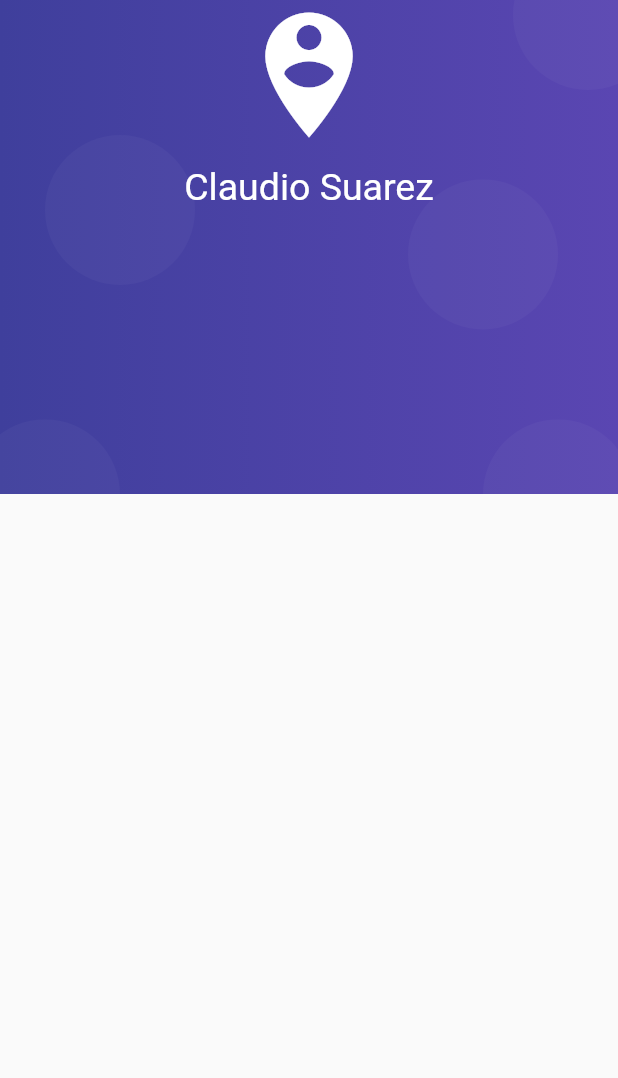
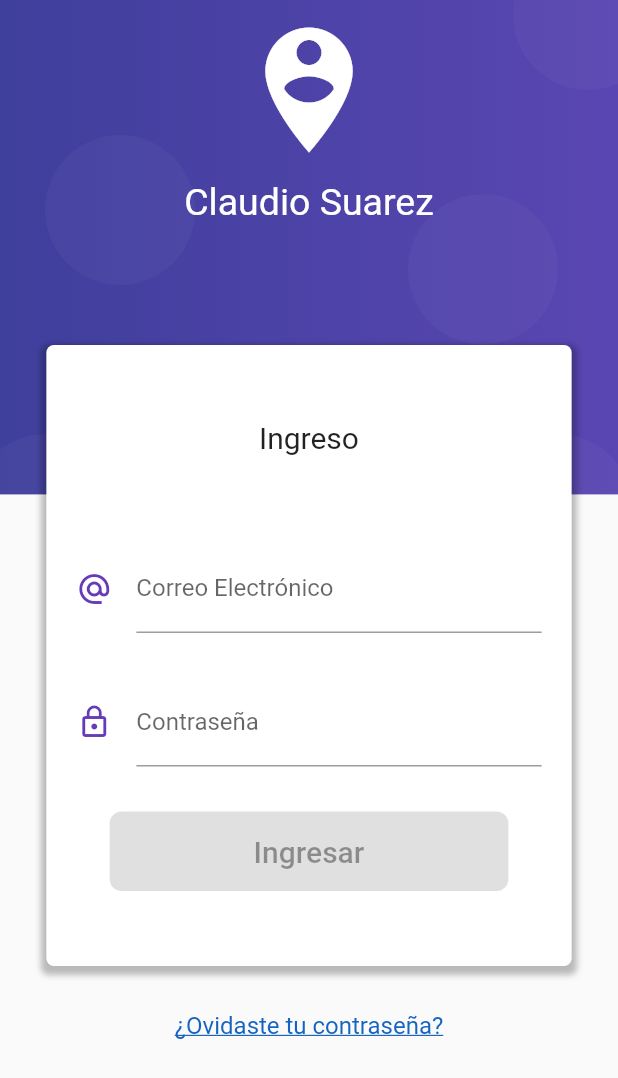
Before and after one commit to csuarez689/FlutterExamples, a Flutter app: the screen it shows after launch, on a phone screen of 412 x 824 dp. Shown: the top 1078 px of the screen. Run offline on Flutter 3.47's test engine with Material 2 defaults, Android fonts, the phone set to English and light mode, and no system bars; our stand-ins replace flutter_swiper, rxdart, shared_preferences, sqflite; missing offline and left inert: barcode_scan2, mapbox_gl; accounts and stored records are empty.

Commit message:
added bloc and streams

```diff
--- /dev/null
+++ b/bloc_forms_validation/lib/blocs/login_bloc.dart
@@ -0,0 +1,28 @@
+import 'dart:async';
+import 'package:flutter/foundation.dart';
+import 'package:rxdart/rxdart.dart';
+
+import 'package:bloc_forms_validation/blocs/validators.dart';
+
+class LoginBloc with LoginValidators {
+  final _emailController = BehaviorSubject<String>();
+  final _passwordController = BehaviorSubject<String>();
+
+  //insertar valores al stream
+  Function(String) get changeEmail => _emailController.sink.add;
+  Function(String) get changePassword => _passwordController.sink.add;
+
+  Stream<bool> get validFormStream =>
+      CombineLatestStream([emailStream, passwordStream], (e) => true);
+
+  //recuperar los datos del strema
+
+  Stream<String> get emailStream => _emailController.stream.transform(vEmail);
+  Stream<String> get passwordStream =>
+      _passwordController.stream.transform(vPassword);
+
+  dispose() {
+    _emailController?.close();
+    _passwordController?.close();
+  }
+}
--- /dev/null
+++ b/bloc_forms_validation/lib/blocs/provider.dart
@@ -0,0 +1,15 @@
+import 'package:bloc_forms_validation/blocs/login_bloc.dart';
+import 'package:flutter/material.dart';
+
+class Provider extends InheritedWidget {
+  final loginBloc = LoginBloc();
+
+  Provider({Key key, @required Widget child}) : super(key: key, child: child);
+
+  @override
+  bool updateShouldNotify(covariant InheritedWidget oldWidget) => true;
+
+  static LoginBloc of(BuildContext context) {
+    return context.dependOnInheritedWidgetOfExactType<Provider>()?.loginBloc;
+  }
+}
--- /dev/null
+++ b/bloc_forms_validation/lib/blocs/validators.dart
@@ -0,0 +1,18 @@
+import 'dart:async';
+
+class LoginValidators {
+  final vPassword = StreamTransformer<String, String>.fromHandlers(
+      handleData: (password, sink) => (password.length >= 6)
+          ? sink.add(password)
+          : sink.addError('Ingrese más de 6 caracteres'));
+
+  final vEmail =
+      StreamTransformer<String, String>.fromHandlers(handleData: (email, sink) {
+    Pattern pattern =
+        r'^(([^<>()[\]\\.,;:\s@\"]+(\.[^<>()[\]\\.,;:\s@\"]+)*)|(\".+\"))@((\[[0-9]{1,3}\.[0-9]{1,3}\.[0-9]{1,3}\.[0-9]{1,3}\])|(([a-zA-Z\-0-9]+\.)+[a-zA-Z]{2,}))$';
+    RegExp regExp = new RegExp(pattern);
+    return regExp.hasMatch(email)
+        ? sink.add(email)
+        : sink.addError('Correo electrónico invalido');
+  });
+}
--- a/bloc_forms_validation/lib/main.dart
+++ b/bloc_forms_validation/lib/main.dart
@@ -1,3 +1,4 @@
+import 'package:bloc_forms_validation/blocs/provider.dart';
 import 'package:bloc_forms_validation/pages/login_page.dart';
 import 'package:bloc_forms_validation/routes/custom_router.dart';
 import 'package:flutter/material.dart';
@@ -7,11 +8,15 @@ void main() => runApp(MyApp());
 class MyApp extends StatelessWidget {
   @override
   Widget build(BuildContext context) {
-    return MaterialApp(
-      debugShowCheckedModeBanner: false,
-      title: 'Forms Validations',
-      onGenerateRoute: CustomRouter.generateRoute,
-      initialRoute: LoginPage.routeName,
+    return Provider(
+      child: MaterialApp(
+        theme: ThemeData(
+            primaryColor: Colors.deepPurple, accentColor: Colors.blue[800]),
+        debugShowCheckedModeBanner: false,
+        title: 'Forms Validations',
+        onGenerateRoute: CustomRouter.generateRoute,
+        initialRoute: LoginPage.routeName,
+      ),
     );
   }
 }
--- a/bloc_forms_validation/lib/pages/home_page.dart
+++ b/bloc_forms_validation/lib/pages/home_page.dart
@@ -13,9 +13,6 @@ class HomePage extends StatelessWidget {
       body: Center(
         child: Text('Home Page'),
       ),
-      floatingActionButton: FloatingActionButton(
-        child: Icon(Icons.add),
-      ),
     );
   }
 }
--- a/bloc_forms_validation/lib/pages/login_page.dart
+++ b/bloc_forms_validation/lib/pages/login_page.dart
@@ -1,3 +1,6 @@
+import 'package:bloc_forms_validation/blocs/provider.dart';
+import 'package:bloc_forms_validation/widgets/stream_elevated_button.dart';
+import 'package:bloc_forms_validation/widgets/stream_input_form.dart';
 import 'package:bloc_forms_validation/widgets/stack_background_header.dart';
 import 'package:flutter/material.dart';
 
@@ -12,6 +15,7 @@ class LoginPage extends StatelessWidget {
           StackBackgroundHeader(
             additionalWidgets: [_personIcon(context)],
           ),
+          _loginForm(context),
         ],
       ),
     );
@@ -21,6 +25,7 @@ class LoginPage extends StatelessWidget {
     final size = MediaQuery.of(context).size;
     return SafeArea(
       child: Container(
+        margin: EdgeInsets.only(top: 10.0),
         height: size.height * 0.4,
         width: double.infinity,
         child: Column(
@@ -36,4 +41,76 @@ class LoginPage extends StatelessWidget {
       ),
     );
   }
+
+  Widget _loginForm(BuildContext context) {
+    final bloc = Provider.of(context);
+    final size = MediaQuery.of(context).size;
+
+    return SingleChildScrollView(
+      child: Column(
+        children: [
+          SafeArea(
+            child: Container(
+              height: 200.0,
+            ),
+          ),
+          Container(
+            width: size.width * 0.85,
+            padding: EdgeInsets.symmetric(vertical: 50.0),
+            margin: EdgeInsets.symmetric(vertical: 30.0),
+            decoration: BoxDecoration(
+                color: Colors.white,
+                borderRadius: BorderRadius.circular(5.0),
+                boxShadow: <BoxShadow>[
+                  BoxShadow(
+                      color: Colors.black26,
+                      blurRadius: 3.0,
+                      offset: Offset(0.0, 3.0),
+                      spreadRadius: 3.0)
+                ]),
+            child: Column(
+              mainAxisAlignment: MainAxisAlignment.center,
+              children: [
+                Text('Ingreso', style: TextStyle(fontSize: 20.0)),
+                SizedBox(height: 60.0),
+                StreamInputForm(
+                  stream: bloc.emailStream,
+                  labelText: 'Correo Electrónico',
+                  icon: Icons.alternate_email,
+                  hintText: 'ejemplo@correo.com',
+                  keyboardType: TextInputType.emailAddress,
+                  onChanged: bloc.changeEmail,
+                ),
+                SizedBox(height: 30.0),
+                StreamInputForm(
+                  stream: bloc.passwordStream,
+                  labelText: 'Contraseña',
+                  icon: Icons.lock_outline,
+                  obscureText: true,
+                  onChanged: bloc.changePassword,
+                ),
+                SizedBox(height: 30.0),
+                StreamElevatedButton(
+                  child: Text(
+                    'Ingresar',
+                    style: TextStyle(fontSize: 20.0),
+                  ),
+                  onPressed: () {},
+                  stream: bloc.validFormStream,
+                ),
+              ],
+            ),
+          ),
+          Text(
+            '¿Ovidaste tu contraseña?',
+            style: TextStyle(
+                color: Theme.of(context).accentColor,
+                fontSize: 16.0,
+                decoration: TextDecoration.underline),
+          ),
+          SizedBox(height: 30.0),
+        ],
+      ),
+    );
+  }
 }
--- /dev/null
+++ b/bloc_forms_validation/lib/widgets/stream_elevated_button.dart
@@ -0,0 +1,50 @@
+import 'package:flutter/material.dart';
+
+class StreamElevatedButton extends StatelessWidget {
+  final Color bgColor;
+  final Color textColor;
+  final double paddingX;
+  final double paddingY;
+  final Widget child;
+  final BorderRadiusGeometry borderRadius;
+  final Stream stream;
+  final Function onPressed;
+
+  StreamElevatedButton(
+      {@required this.child,
+      @required this.stream,
+      @required this.onPressed,
+      this.bgColor,
+      this.textColor,
+      this.paddingX = 80.0,
+      this.paddingY = 15.0,
+      this.borderRadius});
+
+  @override
+  Widget build(BuildContext context) {
+    final newBgColor = bgColor ?? Theme.of(context).primaryColor;
+    final newTextColor = textColor ??
+        (newBgColor.computeLuminance() > 0.5 ? Colors.black : Colors.white);
+    final newBorderRadius = borderRadius ?? BorderRadius.circular(8.0);
+
+    return StreamBuilder<bool>(
+        stream: stream,
+        builder: (context, snapshot) {
+          return ElevatedButton(
+            child: Container(
+              padding: EdgeInsets.symmetric(
+                  horizontal: paddingX, vertical: paddingY),
+              child: child,
+            ),
+            style: ElevatedButton.styleFrom(
+              primary: newBgColor,
+              onPrimary: newTextColor,
+              shape: RoundedRectangleBorder(
+                borderRadius: newBorderRadius,
+              ),
+            ),
+            onPressed: snapshot.hasData ? onPressed : null,
+          );
+        });
+  }
+}
--- /dev/null
+++ b/bloc_forms_validation/lib/widgets/stream_input_form.dart
@@ -0,0 +1,43 @@
+import 'package:flutter/material.dart';
+
+class StreamInputForm extends StatelessWidget {
+  final String hintText;
+  final String labelText;
+  final TextInputType keyboardType;
+  final IconData icon;
+  final Color iconColor;
+  final bool obscureText;
+  final Stream<String> stream;
+  final Function onChanged;
+
+  StreamInputForm(
+      {@required this.labelText,
+      @required this.icon,
+      @required this.stream,
+      this.onChanged,
+      this.iconColor = Colors.deepPurple,
+      this.keyboardType = TextInputType.text,
+      this.hintText = '',
+      this.obscureText = false});
+
+  @override
+  Widget build(BuildContext context) {
+    return StreamBuilder<Object>(
+        stream: stream,
+        builder: (context, snapshot) {
+          return Container(
+            padding: EdgeInsets.symmetric(horizontal: 20.0),
+            child: TextField(
+              obscureText: obscureText,
+              keyboardType: keyboardType,
+              decoration: InputDecoration(
+                  icon: Icon(icon, color: iconColor),
+                  hintText: hintText,
+                  labelText: labelText,
+                  errorText: snapshot.error),
+              onChanged: onChanged,
+            ),
+          );
+        });
+  }
+}
```
Also changed, not shown: bloc_forms_validation/pubspec.yaml (+40 -41 lines), bloc_forms_validation/pubspec.lock.
